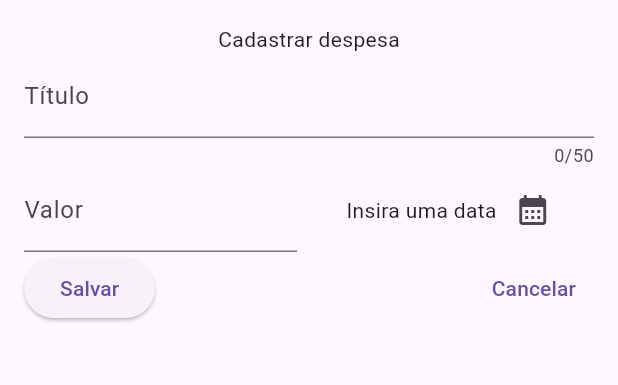
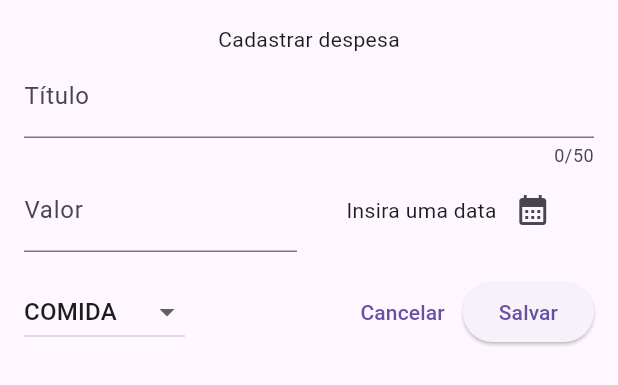
Before and after one commit to Afonso247/impulse, a Flutter app: the NewExpense widget shown alone on an empty page, opened directly, on a phone screen of 412 x 824 dp. Shown: the top 385 px of the screen. Run offline on Flutter 3.47's test engine with Material 3 defaults, Android fonts, the phone set to English and light mode, and no system bars.

Commit message:
feat: dropdown button + estilizacoes

```diff
--- a/lib/components/new_expense.dart
+++ b/lib/components/new_expense.dart
@@ -1,6 +1,8 @@
 import 'package:flutter/material.dart';
 import 'package:flutter/services.dart';
 import 'package:intl/intl.dart';
+
+import 'package:impulse/models/expense.dart';
 
 class NewExpense extends StatefulWidget {
   const NewExpense({super.key});
@@ -13,6 +15,7 @@
   final _titleController = TextEditingController();
   final _amountController = TextEditingController();
   DateTime? _selectedDate;
+  Category _selectedCategory = Category.comida;
 
   void _presentDatePicker() async {
     final pickedDate = await showDatePicker(
@@ -87,21 +90,45 @@
               ),
             ],
           ),
+          const SizedBox(height: 16),
           Row(
             mainAxisAlignment: MainAxisAlignment.spaceBetween,
             children: [
-              ElevatedButton(
-                onPressed: () {
-                  debugPrint(_titleController.text);
-                  debugPrint(_amountController.text);
+              DropdownButton(
+                value: _selectedCategory,
+                items: Category.values
+                    .map(
+                      (category) => DropdownMenuItem(
+                        value: category,
+                        child: Text(category.name.toUpperCase()),
+                      ),
+                    )
+                    .toList(),
+                onChanged: (value) {
+                  if (value == null) {
+                    return;
+                  }
+                  setState(() {
+                    _selectedCategory = value;
+                  });
                 },
-                child: const Text('Salvar'),
               ),
-              TextButton(
-                onPressed: () {
-                  Navigator.pop(context);
-                },
-                child: const Text('Cancelar'),
+              Row(
+                children: [
+                  TextButton(
+                    onPressed: () {
+                      Navigator.pop(context);
+                    },
+                    child: const Text('Cancelar'),
+                  ),
+                  ElevatedButton(
+                    onPressed: () {
+                      debugPrint(_titleController.text);
+                      debugPrint(_amountController.text);
+                    },
+                    child: const Text('Salvar'),
+                  ),
+                ],
               ),
             ],
           ),
```
